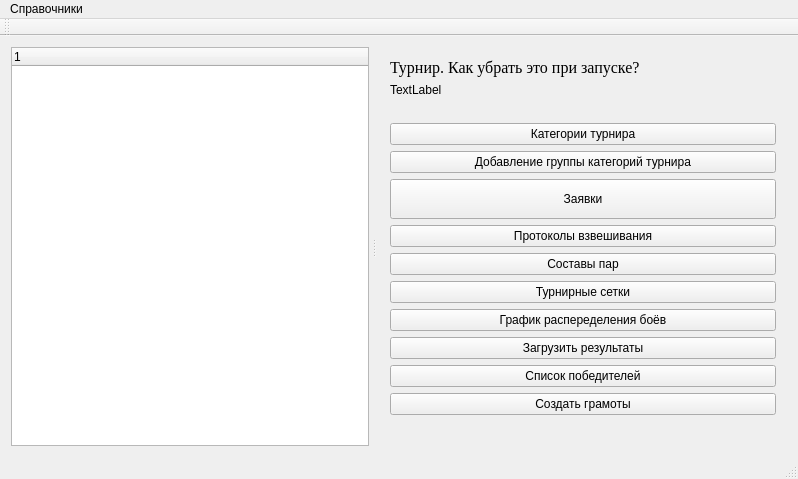
Old version of the form TournamentManager/mainwindow.ui in the repository BarsukAlexey/xelarogi.
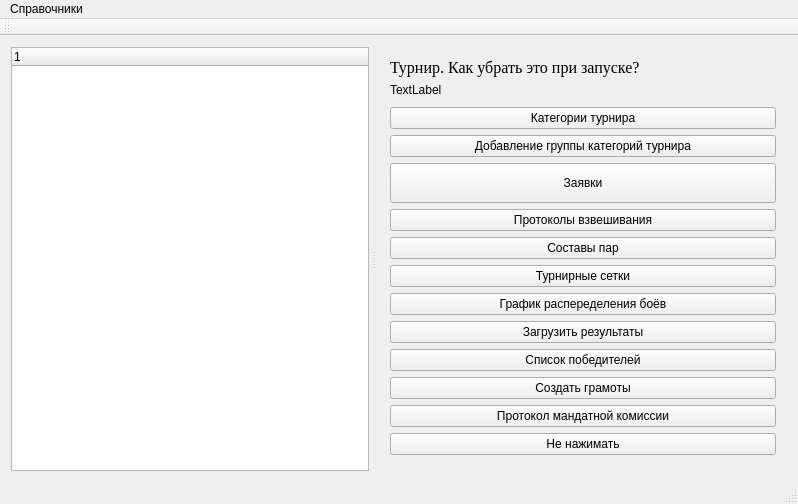
New version of the form. The open tabs and pages were chosen to show the change.

Diff of the .ui file:
```diff
--- a/TournamentManager/mainwindow.ui
+++ b/TournamentManager/mainwindow.ui
@@ -7,7 +7,7 @@
     <x>0</x>
     <y>0</y>
     <width>798</width>
-    <height>479</height>
+    <height>504</height>
    </rect>
   </property>
   <property name="windowTitle">
@@ -266,6 +266,20 @@
              </property>
             </widget>
            </item>
+           <item>
+            <widget class="QPushButton" name="manda">
+             <property name="text">
+              <string>Протокол мандатной комиссии</string>
+             </property>
+            </widget>
+           </item>
+           <item>
+            <widget class="QPushButton" name="pushButton">
+             <property name="text">
+              <string>Не нажимать</string>
+             </property>
+            </widget>
+           </item>
            <item>
             <spacer name="verticalSpacer">
              <property name="orientation">
```
